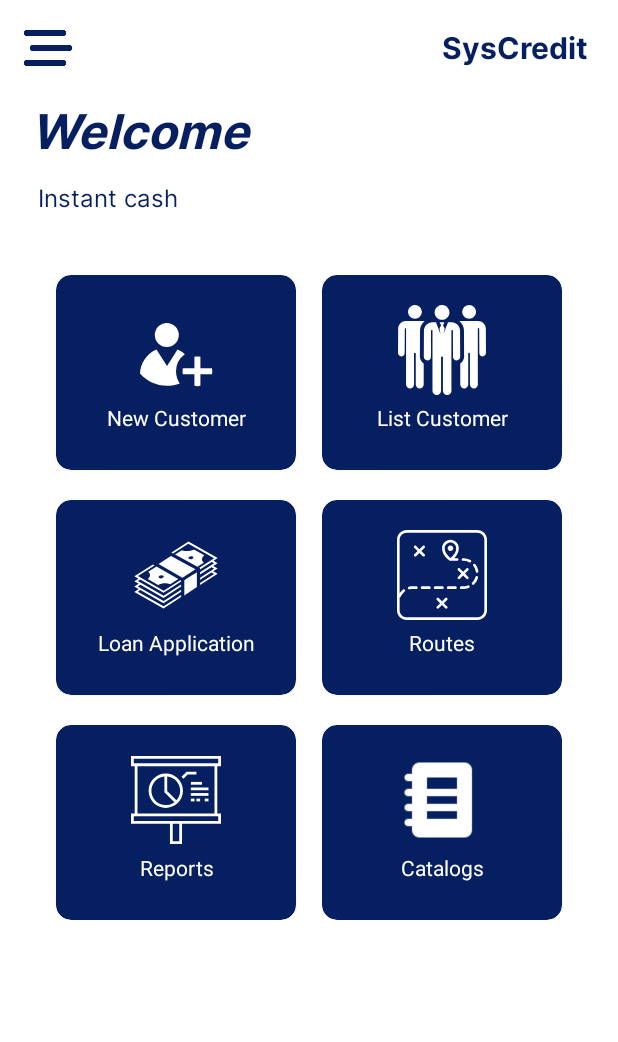
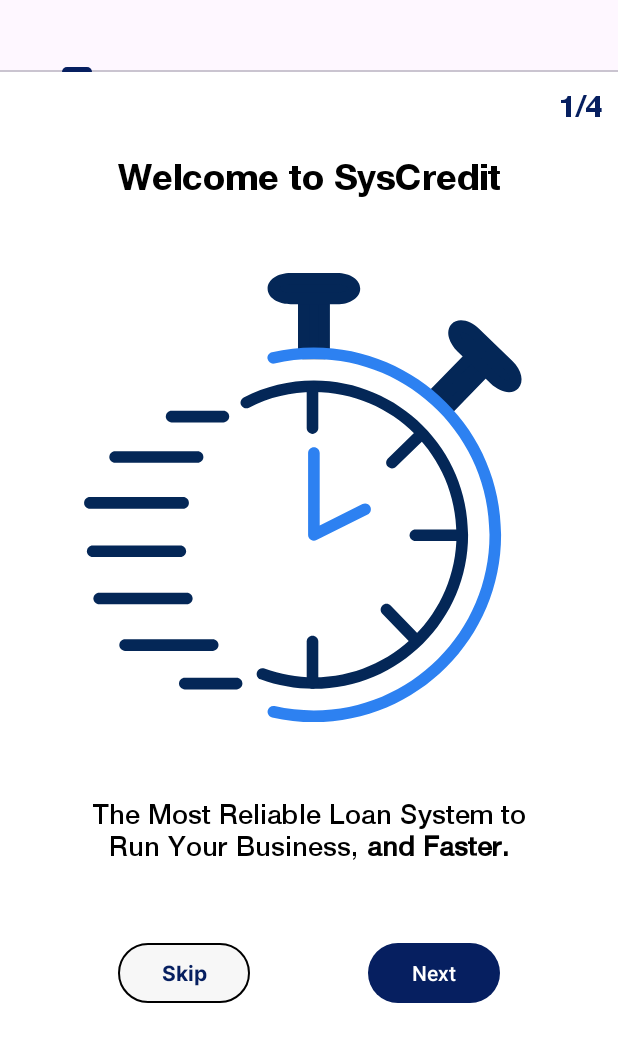
Before and after one commit to AcrossTec/SysCredit.Android, an Android app: the screen it shows after launch (MainActivity before the commit, PresentationActivity after it), on a phone screen of 412 x 824 dp. Shown: the top 1042 px of the screen. Run offline under Robolectric (Android 15) with nearby library versions, the phone set to English and light mode, and no system bars.

Commit message:
feat: Add Presentation One

```diff
--- a/app/build.gradle.kts
+++ b/app/build.gradle.kts
@@ -50,6 +50,7 @@ dependencies {
     implementation(libs.androidx.navigation.ui.ktx)
 
     implementation(libs.lottie)
+    implementation(libs.androidx.activity)
 
     testImplementation(libs.junit)
     androidTestImplementation(libs.androidx.junit)
--- a/app/src/main/java/com/acrosstec/syscredit/MainActivity.kt
+++ b/app/src/main/java/com/acrosstec/syscredit/MainActivity.kt
@@ -9,12 +9,19 @@ import androidx.navigation.ui.navigateUp
 import androidx.navigation.ui.setupWithNavController
 import androidx.drawerlayout.widget.DrawerLayout
 import androidx.appcompat.app.AppCompatActivity
+import androidx.navigation.NavController
 import com.acrosstec.syscredit.databinding.ActivityMainBinding
 
 class MainActivity : AppCompatActivity()
 {
     private lateinit var AppBarConfiguration: AppBarConfiguration
     private lateinit var Binding: ActivityMainBinding
+
+    // Components
+    private lateinit var DrawerLayout: DrawerLayout
+    private lateinit var NavView: NavigationView
+    private lateinit var NavController: NavController
+    private lateinit var MenuButton: ImageButton
 
     override fun onCreate(SavedInstanceState: Bundle?)
     {
@@ -23,12 +30,15 @@ class MainActivity : AppCompatActivity()
         Binding = ActivityMainBinding.inflate(layoutInflater)
         setContentView(Binding.root)
 
-        setSupportActionBar(Binding.appBarMain.toolbar)
-        supportActionBar!!.setDisplayShowTitleEnabled(false)
+        InitializeComponents()
+        ConfigureComponents()
+    }
 
-        val DrawerLayout: DrawerLayout = Binding.drawerLayout
-        val NavView: NavigationView = Binding.navView
-        val NavController = findNavController(R.id.nav_host_fragment_content_main)
+    private fun InitializeComponents()
+    {
+        DrawerLayout = Binding.drawerLayout
+        NavView = Binding.navView
+        NavController = findNavController(R.id.nav_host_fragment_content_main)
 
         AppBarConfiguration = AppBarConfiguration(
             setOf(
@@ -36,13 +46,19 @@ class MainActivity : AppCompatActivity()
             ), DrawerLayout
         )
 
+        MenuButton = findViewById(R.id.menu_button)
+    }
+
+    private fun ConfigureComponents()
+    {
+        setSupportActionBar(Binding.appBarMain.toolbar)
+        supportActionBar!!.setDisplayShowTitleEnabled(false)
+
         NavView.setupWithNavController(NavController)
 
-        val MenuButton = findViewById<ImageButton>(R.id.menu_button)
         MenuButton.setOnClickListener {
             DrawerLayout.open()
         }
-
     }
 
     override fun onSupportNavigateUp(): Boolean
--- /dev/null
+++ b/app/src/main/java/com/acrosstec/syscredit/activities/PresentationActivity.kt
@@ -0,0 +1,71 @@
+package com.acrosstec.syscredit.activities
+
+import android.os.Bundle
+import androidx.appcompat.app.AppCompatActivity
+import androidx.viewpager2.widget.ViewPager2
+import com.acrosstec.syscredit.R
+import com.acrosstec.syscredit.databinding.ActivityPresentationBinding
+import com.acrosstec.syscredit.fragments.presentations.ViewPagerAdapter
+import com.google.android.material.tabs.TabLayout
+
+class PresentationActivity : AppCompatActivity()
+{
+    private lateinit var Binding: ActivityPresentationBinding
+
+    //Components
+    private lateinit var TabLayout: TabLayout
+    private lateinit var ViewPager: ViewPager2
+    private lateinit var ViewPagerAdapter: ViewPagerAdapter
+
+    override fun onCreate(SavedInstanceState: Bundle?)
+    {
+        super.onCreate(SavedInstanceState)
+        setContentView(R.layout.activity_presentation)
+
+        InitializeComponents()
+        ConfigureListenerComponents()
+    }
+
+    private fun InitializeComponents()
+    {
+        //Binding
+        Binding = ActivityPresentationBinding.inflate(layoutInflater)
+        setContentView(Binding.root)
+
+        //Components
+        TabLayout = Binding.tabLayout
+        ViewPager = Binding.viewPager
+        ViewPagerAdapter = ViewPagerAdapter(this)
+    }
+
+    private fun ConfigureListenerComponents()
+    {
+        ViewPager.adapter = ViewPagerAdapter
+
+        TabLayout.addOnTabSelectedListener(object : TabLayout.OnTabSelectedListener
+        {
+            override fun onTabSelected(tab: TabLayout.Tab?)
+            {
+                ViewPager.currentItem = tab!!.position
+            }
+
+            override fun onTabUnselected(tab: TabLayout.Tab?)
+            {
+                //Nothing
+            }
+
+            override fun onTabReselected(tab: TabLayout.Tab?)
+            {
+                //Nothing
+            }
+        })
+
+        ViewPager.registerOnPageChangeCallback(object : ViewPager2.OnPageChangeCallback()
+        {
+            override fun onPageSelected(position: Int)
+            {
+                TabLayout.selectTab(TabLayout.getTabAt(position))
+            }
+        })
+    }
+}
--- a/app/src/main/java/com/acrosstec/syscredit/activities/SplashScreenActivity.kt
+++ b/app/src/main/java/com/acrosstec/syscredit/activities/SplashScreenActivity.kt
@@ -11,7 +11,11 @@ class SplashScreenActivity : AppCompatActivity()
     {
         super.onCreate(SavedInstanceState)
 
-        val Intent = Intent(this, MainActivity::class.java)
+//        val Intent = Intent(this, MainActivity::class.java)
+//        startActivity(Intent)
+//        finish()
+
+        val Intent = Intent(this, PresentationActivity::class.java)
         startActivity(Intent)
         finish()
     }
--- /dev/null
+++ b/app/src/main/java/com/acrosstec/syscredit/fragments/presentations/PresentationOneFragment.kt
@@ -0,0 +1,58 @@
+package com.acrosstec.syscredit.fragments.presentations
+
+import android.content.Intent
+import android.os.Bundle
+import android.text.Html
+import android.view.LayoutInflater
+import android.view.View
+import android.view.ViewGroup
+import android.widget.Button
+import android.widget.TextView
+import androidx.fragment.app.Fragment
+import androidx.viewpager2.widget.ViewPager2
+import com.acrosstec.syscredit.MainActivity
+import com.acrosstec.syscredit.R
+import com.acrosstec.syscredit.databinding.FragmentPresentationOneBinding
+
+class PresentationOneFragment : Fragment()
+{
+    private lateinit var Binding: FragmentPresentationOneBinding
+    private lateinit var ViewPager : ViewPager2
+
+    // Components
+    private lateinit var TvDescription: TextView
+    private lateinit var SkipButton: Button
+    private lateinit var NextButton: Button
+
+    override fun onCreateView(Inflater: LayoutInflater, Container: ViewGroup?, SavedInstanceState: Bundle?): View
+    {
+        Binding = FragmentPresentationOneBinding.inflate(Inflater, Container, false)
+
+        InitializeComponents()
+        ConfigureListenerComponents()
+
+        return Binding.root
+    }
+
+    private fun InitializeComponents()
+    {
+        ViewPager = activity?.findViewById(R.id.view_pager)!!
+
+        TvDescription = Binding.tvPresentationNumberOne
+        SkipButton = Binding.btnSkipPresentationOne
+        NextButton = Binding.btnNextPresentationOne
+    }
+
+    private fun ConfigureListenerComponents()
+    {
+        SkipButton.setOnClickListener {
+            val Intent = Intent(activity, MainActivity::class.java)
+            startActivity(Intent)
+            activity?.finish()
+        }
+
+        NextButton.setOnClickListener {
+            ViewPager.currentItem += 1
+        }
+    }
+}
--- /dev/null
+++ b/app/src/main/java/com/acrosstec/syscredit/fragments/presentations/ViewPagerAdapter.kt
@@ -0,0 +1,25 @@
+package com.acrosstec.syscredit.fragments.presentations
+
+import androidx.fragment.app.Fragment
+import androidx.viewpager2.adapter.FragmentStateAdapter
+import com.acrosstec.syscredit.activities.PresentationActivity
+
+class ViewPagerAdapter(Fragment: PresentationActivity) : FragmentStateAdapter(Fragment)
+{
+    override fun getItemCount(): Int
+    {
+        return 4
+    }
+
+    override fun createFragment(position: Int): Fragment
+    {
+        return when(position)
+        {
+            0 -> PresentationOneFragment()
+            1 -> PresentationOneFragment()
+            2 -> PresentationOneFragment()
+            3 -> PresentationOneFragment()
+            else -> PresentationOneFragment()
+        }
+    }
+}
--- /dev/null
+++ b/app/src/main/res/drawable/ic_presentation_watch.xml
@@ -0,0 +1,75 @@
+<vector xmlns:android="http://schemas.android.com/apk/res/android"
+    android:width="450dp"
+    android:height="450dp"
+    android:viewportWidth="450"
+    android:viewportHeight="450">
+  <path
+      android:pathData="M229.9,415.8c-18.4,0 -36.4,-3.2 -53.5,-9.5c-3,-1.1 -4.5,-4.4 -3.4,-7.4c1.1,-3 4.4,-4.5 7.4,-3.4c15.8,5.8 32.5,8.8 49.5,8.8c78.7,0 142.6,-64 142.6,-142.6c0,-78.7 -64,-142.6 -142.6,-142.6c-22.9,0 -44.7,5.2 -64.9,15.6c-2.8,1.5 -6.3,0.3 -7.8,-2.5c-1.5,-2.8 -0.3,-6.3 2.5,-7.8c21.8,-11.2 45.5,-16.9 70.2,-16.9c85,0 154.2,69.2 154.2,154.2C384.2,346.7 315,415.8 229.9,415.8z"
+      android:fillColor="#042757"/>
+  <path
+      android:pathData="M228.5,160.9c-3.2,0 -5.8,-2.6 -5.8,-5.8v-41.4c0,-3.2 2.6,-5.8 5.8,-5.8s5.8,2.6 5.8,5.8v41.4C234.3,158.3 231.7,160.9 228.5,160.9z"
+      android:fillColor="#042757"/>
+  <path
+      android:pathData="M228.5,415.8c-3.2,0 -5.8,-2.6 -5.8,-5.8v-41.4c0,-3.2 2.6,-5.8 5.8,-5.8s5.8,2.6 5.8,5.8V410C234.3,413.2 231.7,415.8 228.5,415.8z"
+      android:fillColor="#042757"/>
+  <path
+      android:pathData="M331.3,372.2c-1.5,0 -3,-0.6 -4.2,-1.8l-28.8,-29.7c-2.2,-2.3 -2.2,-6 0.1,-8.2c2.3,-2.2 6,-2.2 8.2,0.1l28.8,29.7c2.2,2.3 2.2,6 -0.1,8.2C334.2,371.7 332.7,372.2 331.3,372.2z"
+      android:fillColor="#042757"/>
+  <path
+      android:pathData="M308,195.4c-1.5,0 -3,-0.6 -4.2,-1.8c-2.2,-2.3 -2.2,-6 0.1,-8.2l29.7,-28.8c2.3,-2.2 6,-2.2 8.2,0.1c2.2,2.3 2.2,6 -0.1,8.2l-29.7,28.8C310.9,194.9 309.5,195.4 308,195.4z"
+      android:fillColor="#042757"/>
+  <path
+      android:pathData="M376.2,268h-44.8c-3.2,0 -5.8,-2.6 -5.8,-5.8c0,-3.2 2.6,-5.8 5.8,-5.8h44.8c3.2,0 5.8,2.6 5.8,5.8C382,265.4 379.4,268 376.2,268z"
+      android:fillColor="#042757"/>
+  <path
+      android:pathData="M219.8,25.5h20.3v55h-20.3V25.5z"
+      android:fillColor="#042757"/>
+  <path
+      android:pathData="M240.1,86.2h-20.3c-3.2,0 -5.8,-2.6 -5.8,-5.8v-55c0,-3.2 2.6,-5.8 5.8,-5.8h20.3c3.2,0 5.8,2.6 5.8,5.8v55C245.9,83.6 243.3,86.2 240.1,86.2zM225.6,74.6h8.7V31.3h-8.7V74.6z"
+      android:fillColor="#042757"/>
+  <path
+      android:pathData="M270.5,15.6c0,5.4 -7.8,9.9 -17.4,9.9h-46.2c-9.6,0 -17.4,-4.4 -17.4,-9.9c0,-5.4 7.8,-9.8 17.4,-9.8H253C262.7,5.8 270.5,10.2 270.5,15.6z"
+      android:fillColor="#042757"/>
+  <path
+      android:pathData="M253,31.3h-46.2c-13.2,0 -23.2,-6.7 -23.2,-15.7c0,-8.9 10,-15.6 23.2,-15.6H253c13.2,0 23.2,6.7 23.2,15.6C276.3,24.5 266.3,31.3 253,31.3zM206.8,11.6c-7.5,0 -11.5,3.1 -11.6,4.1c0.2,0.9 4.2,4 11.6,4H253c7.5,0 11.5,-3.1 11.6,-4.1c-0.2,-0.9 -4.2,-4 -11.6,-4H206.8z"
+      android:fillColor="#042757"/>
+  <path
+      android:pathData="M386.9,83.3l14.6,14.2l-38.3,39.4l-14.6,-14.2L386.9,83.3z"
+      android:fillColor="#042757"/>
+  <path
+      android:pathData="M363.2,142.6c-1.5,0 -2.9,-0.5 -4,-1.6l-14.6,-14.2c-1.1,-1.1 -1.7,-2.5 -1.8,-4.1c0,-1.5 0.6,-3 1.6,-4.1l38.3,-39.4c2.2,-2.3 5.9,-2.3 8.2,-0.1l14.6,14.2c1.1,1.1 1.7,2.5 1.8,4.1c0,1.5 -0.6,3 -1.6,4.1l-38.3,39.4C366.2,142 364.7,142.6 363.2,142.6zM356.8,122.5l6.3,6.1l30.2,-31.1l-6.3,-6.1L356.8,122.5z"
+      android:fillColor="#042757"/>
+  <path
+      android:pathData="M430.2,111.5c-3.8,3.9 -12.5,1.6 -19.4,-5.1l-33.1,-32.2c-6.9,-6.7 -9.4,-15.3 -5.6,-19.2c3.8,-3.9 12.5,-1.6 19.4,5.1l33.1,32.2C431.4,99 433.9,107.6 430.2,111.5z"
+      android:fillColor="#042757"/>
+  <path
+      android:pathData="M425,119.2c-5.9,0 -12.7,-3.2 -18.3,-8.6l-33.2,-32.2c-4,-3.9 -7,-8.6 -8.4,-13.2c-1.7,-5.6 -0.7,-10.8 2.6,-14.2c2.3,-2.4 5.5,-3.7 9.3,-3.7c5.9,0 12.7,3.2 18.3,8.6l33.1,32.2c9.5,9.2 12,21 5.8,27.4C432,117.9 428.8,119.2 425,119.2zM377.1,58.9c-0.6,0 -0.9,0.1 -1,0.2c-0.5,0.8 0.2,5.8 5.5,11l33.1,32.2c3.8,3.7 7.9,5.4 10.2,5.4c0.6,0 0.9,-0.1 1,-0.2c0.5,-0.8 -0.2,-5.8 -5.6,-11l-33.1,-32.2C383.5,60.6 379.5,58.9 377.1,58.9z"
+      android:fillColor="#042757"/>
+  <path
+      android:pathData="M229.9,449.1c-14.1,0 -28.2,-1.6 -41.8,-4.7c-3.1,-0.7 -5.1,-3.8 -4.4,-6.9c0.7,-3.1 3.8,-5.1 6.9,-4.4c12.8,2.9 26,4.4 39.2,4.4c96.9,0 175.7,-78.8 175.7,-175.7c0,-96.9 -78.8,-175.7 -175.7,-175.7c-13.2,0 -26.5,1.5 -39.3,4.4c-3.1,0.7 -6.2,-1.2 -6.9,-4.4c-0.7,-3.1 1.2,-6.2 4.4,-6.9c13.6,-3.1 27.7,-4.7 41.8,-4.7c103.3,0 187.3,84 187.3,187.2C417.2,365.1 333.2,449.1 229.9,449.1z"
+      android:fillColor="#2D81F1"/>
+  <path
+      android:pathData="M229.9,267.7c-1.1,0 -2.1,-0.3 -3,-0.9c-1.7,-1.1 -2.8,-2.9 -2.8,-4.9V180c0,-3.2 2.6,-5.8 5.8,-5.8s5.8,2.6 5.8,5.8v72.5l42.8,-21.4c2.9,-1.4 6.3,-0.3 7.8,2.6c1.4,2.9 0.3,6.3 -2.6,7.8l-51.2,25.6C231.7,267.5 230.8,267.7 229.9,267.7z"
+      android:fillColor="#2D81F1"/>
+  <path
+      android:pathData="M139.4,149.4H87.6c-3.2,0 -5.8,-2.6 -5.8,-5.8s2.6,-5.8 5.8,-5.8h51.8c3.2,0 5.8,2.6 5.8,5.8S142.6,149.4 139.4,149.4z"
+      android:fillColor="#042757"/>
+  <path
+      android:pathData="M152.6,416.4h-51.8c-3.2,0 -5.8,-2.6 -5.8,-5.8s2.6,-5.8 5.8,-5.8h51.8c3.2,0 5.8,2.6 5.8,5.8S155.8,416.4 152.6,416.4z"
+      android:fillColor="#042757"/>
+  <path
+      android:pathData="M96.3,284.1H8.7c-3.2,0 -5.8,-2.6 -5.8,-5.8c0,-3.2 2.6,-5.8 5.8,-5.8h87.6c3.2,0 5.8,2.6 5.8,5.8C102.1,281.5 99.5,284.1 96.3,284.1z"
+      android:fillColor="#042757"/>
+  <path
+      android:pathData="M102.8,331.3H15.2c-3.2,0 -5.8,-2.6 -5.8,-5.8s2.6,-5.8 5.8,-5.8h87.6c3.2,0 5.8,2.6 5.8,5.8S106,331.3 102.8,331.3z"
+      android:fillColor="#042757"/>
+  <path
+      android:pathData="M128.7,377.9H41.1c-3.2,0 -5.8,-2.6 -5.8,-5.8s2.6,-5.8 5.8,-5.8h87.6c3.2,0 5.8,2.6 5.8,5.8S131.9,377.9 128.7,377.9z"
+      android:fillColor="#042757"/>
+  <path
+      android:pathData="M113.5,189.8H31.1c-3.2,0 -5.8,-2.6 -5.8,-5.8s2.6,-5.8 5.8,-5.8h82.5c3.2,0 5.8,2.6 5.8,5.8S116.7,189.8 113.5,189.8z"
+      android:fillColor="#042757"/>
+  <path
+      android:pathData="M99.1,235.7H5.9c-3.2,0 -5.8,-2.6 -5.8,-5.8c0,-3.2 2.6,-5.8 5.8,-5.8h93.2c3.2,0 5.8,2.6 5.8,5.8C104.9,233.1 102.3,235.7 99.1,235.7z"
+      android:fillColor="#042757"/>
+</vector>
--- /dev/null
+++ b/app/src/main/res/layout/activity_presentation.xml
@@ -0,0 +1,45 @@
+<?xml version="1.0" encoding="utf-8"?>
+<ScrollView xmlns:android="http://schemas.android.com/apk/res/android"
+    xmlns:app="http://schemas.android.com/apk/res-auto"
+    xmlns:tools="http://schemas.android.com/tools"
+    android:id="@+id/main"
+    android:layout_width="match_parent"
+    android:layout_height="match_parent"
+    android:orientation="vertical"
+    tools:context=".activities.PresentationActivity">
+
+    <LinearLayout
+        android:layout_width="match_parent"
+        android:layout_height="wrap_content"
+        android:orientation="vertical">
+
+        <com.google.android.material.tabs.TabLayout
+            android:id="@+id/tab_layout"
+            android:layout_width="match_parent"
+            android:layout_height="wrap_content">
+
+            <com.google.android.material.tabs.TabItem
+                android:layout_width="wrap_content"
+                android:layout_height="wrap_content" />
+
+            <com.google.android.material.tabs.TabItem
+                android:layout_width="wrap_content"
+                android:layout_height="wrap_content" />
+
+            <com.google.android.material.tabs.TabItem
+                android:layout_width="wrap_content"
+                android:layout_height="wrap_content" />
+
+            <com.google.android.material.tabs.TabItem
+                android:layout_width="wrap_content"
+                android:layout_height="wrap_content" />
+
+        </com.google.android.material.tabs.TabLayout>
+
+        <androidx.viewpager2.widget.ViewPager2
+            android:id="@+id/view_pager"
+            android:layout_width="match_parent"
+            android:layout_height="match_parent" />
+
+    </LinearLayout>
+</ScrollView>
--- /dev/null
+++ b/app/src/main/res/layout/fragment_presentation_one.xml
@@ -0,0 +1,76 @@
+<?xml version="1.0" encoding="utf-8"?>
+<androidx.constraintlayout.widget.ConstraintLayout xmlns:android="http://schemas.android.com/apk/res/android"
+    xmlns:app="http://schemas.android.com/apk/res-auto"
+    xmlns:tools="http://schemas.android.com/tools"
+    android:layout_width="match_parent"
+    android:layout_height="match_parent">
+
+    <TextView
+        android:id="@+id/tv_presentation_number_one"
+        android:layout_width="match_parent"
+        android:layout_height="wrap_content"
+        android:layout_margin="10dp"
+        android:fontFamily="@font/helvetica_neue_bold"
+        android:text="@string/presentation_number_one"
+        android:textAlignment="textEnd"
+        android:textColor="@color/primary"
+        android:textSize="20sp"
+        app:layout_constraintTop_toTopOf="parent" />
+
+    <TextView
+        android:id="@+id/tv_presentation_one_title"
+        android:layout_width="match_parent"
+        android:layout_height="wrap_content"
+        android:layout_marginTop="20dp"
+        android:fontFamily="@font/helvetica_neue_bold"
+        android:text="@string/presentation_one_title"
+        android:textAlignment="center"
+        android:textSize="24sp"
+        app:layout_constraintTop_toBottomOf="@id/tv_presentation_number_one" />
+
+    <ImageView
+        android:id="@+id/iv_presentation_one"
+        android:layout_width="300dp"
+        android:layout_height="300dp"
+        android:layout_marginTop="50dp"
+        android:src="@drawable/ic_presentation_watch"
+        app:layout_constraintEnd_toEndOf="parent"
+        app:layout_constraintStart_toStartOf="parent"
+        app:layout_constraintTop_toBottomOf="@id/tv_presentation_one_title"
+        tools:ignore="ContentDescription" />
+
+    <TextView
+        android:id="@+id/tv_presentation_one_description"
+        android:layout_width="match_parent"
+        android:layout_height="wrap_content"
+        android:layout_marginHorizontal="50dp"
+        android:layout_marginTop="50dp"
+        android:fontFamily="@font/helvetica_neue_med"
+        android:text="@string/presentation_one_description"
+        android:textAlignment="center"
+        android:textSize="18sp"
+        app:layout_constraintTop_toBottomOf="@id/iv_presentation_one"
+        tools:layout_editor_absoluteX="30dp" />
+
+    <Button
+        android:id="@+id/btn_skip_presentation_one"
+        style="@style/Style.SysCredit.Skip.Button"
+        android:layout_width="wrap_content"
+        android:layout_height="wrap_content"
+        android:layout_marginTop="50dp"
+        android:text="@string/skip_button"
+        app:layout_constraintEnd_toStartOf="@id/btn_next_presentation_one"
+        app:layout_constraintStart_toStartOf="parent"
+        app:layout_constraintTop_toBottomOf="@id/tv_presentation_one_description" />
+
+    <Button
+        android:id="@+id/btn_next_presentation_one"
+        android:layout_width="wrap_content"
+        android:layout_height="wrap_content"
+        android:layout_marginTop="50dp"
+        android:text="@string/next_button"
+        app:layout_constraintEnd_toEndOf="parent"
+        app:layout_constraintStart_toEndOf="@id/btn_skip_presentation_one"
+        app:layout_constraintTop_toBottomOf="@id/tv_presentation_one_description" />
+
+</androidx.constraintlayout.widget.ConstraintLayout>
--- a/app/src/main/res/values/strings.xml
+++ b/app/src/main/res/values/strings.xml
@@ -61,4 +61,32 @@
     <string name="home_routes">Routes</string>
     <string name="home_reports">Reports</string>
     <string name="home_catalogs">Catalogs</string>
+
+    <!-- Presentation One -->
+    <string name="presentation_number_one" translatable="false">1/4</string>
+    <string name="presentation_one_title">Welcome to SysCredit</string>
+    <string name="presentation_one_description">The Most Reliable Loan System to Run Your Business, <b>and Faster.</b></string>
+    <string name="presentation_one_highlight">and Faster.</string>
+
+    <!-- Presentation Two -->
+    <string name="presentation_number_two" translatable="false">2/4</string>
+    <string name="presentation_two_description">SysCredit is built to facilitate the daily </string>
+    <string name="presentation_two_highlight">Order </string>
+    <string name="presentation_two_description_2">order of your loans or collections All in one place.</string>
+
+    <!-- Presentation Three -->
+    <string name="presentation_number_three" translatable="false">3/4</string>
+    <string name="presentation_three_description">Do not worry! SysCredit gives you security total, manage everything from a remote center like a total </string>
+    <string name="presentation_three_highlight">Lookout.</string>
+
+    <!-- Presentation Four -->
+    <string name="presentation_number_four" translatable="false">4/4</string>
+    <string name="presentation_four_description">SysCredit </string>
+    <string name="presentation_four_highlight">Accessibility </string>
+    <string name="presentation_four_description_2">tailored to your hand!.</string>
+
+    <!-- Name Button -->
+    <string name="next_button">Next</string>
+    <string name="skip_button">Skip</string>
+
 </resources>
--- a/app/src/main/res/values/themes.xml
+++ b/app/src/main/res/values/themes.xml
@@ -64,4 +64,15 @@
         <item name="itemBackground">?attr/drawable_navigation_item_background</item>
         <item name="fontFamily">@font/inter_black</item>
     </style>
+
+    <!-- Style For Border Button -->
+    <style name="Style.SysCredit.Skip.Button" parent="Widget.Material3.Button">
+        <item name="android:backgroundTint">@color/secondary_button_color</item>
+        <item name="strokeColor">@color/black</item>
+        <item name="strokeWidth">1dp</item>
+        <item name="android:textColor">@color/primary</item>
+        <item name="android:fontFamily">@font/inter_bold</item>
+        <item name="cornerRadius">50dp</item>
+    </style>
+
 </resources>
--- a/gradle/libs.versions.toml
+++ b/gradle/libs.versions.toml
@@ -13,6 +13,7 @@ lifecycleLivedataKtx = "2.7.0"
 lifecycleViewmodelKtx = "2.7.0"
 navigationFragmentKtx = "2.7.7"
 navigationUiKtx = "2.7.7"
+activity = "1.8.0"
 
 [libraries]
 androidx-core-ktx = { group = "androidx.core", name = "core-ktx", version.ref = "coreKtx" }
@@ -27,6 +28,7 @@ androidx-lifecycle-livedata-ktx = { group = "androidx.lifecycle", name = "lifecy
 androidx-lifecycle-viewmodel-ktx = { group = "androidx.lifecycle", name = "lifecycle-viewmodel-ktx", version.ref = "lifecycleViewmodelKtx" }
 androidx-navigation-fragment-ktx = { group = "androidx.navigation", name = "navigation-fragment-ktx", version.ref = "navigationFragmentKtx" }
 androidx-navigation-ui-ktx = { group = "androidx.navigation", name = "navigation-ui-ktx", version.ref = "navigationUiKtx" }
+androidx-activity = { group = "androidx.activity", name = "activity", version.ref = "activity" }
 
 [plugins]
 androidApplication = { id = "com.android.application", version.ref = "agp" }
```
Also changed, not shown: app/src/main/AndroidManifest.xml (+6 -3 lines), app/src/main/res/drawable/ic_presentation_accessibility.xml (added, +27 -0 lines), app/src/main/res/drawable/ic_presentation_lighthouse.xml (added, +46 -0 lines), app/src/main/res/drawable/ic_presentation_order.xml (added, +72 -0 lines), 1 other file.
